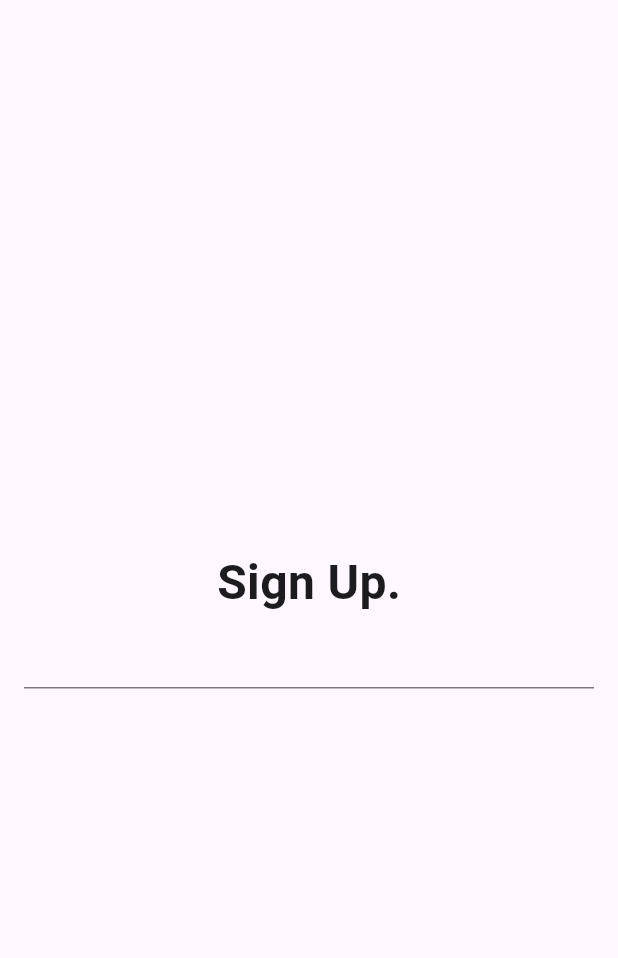
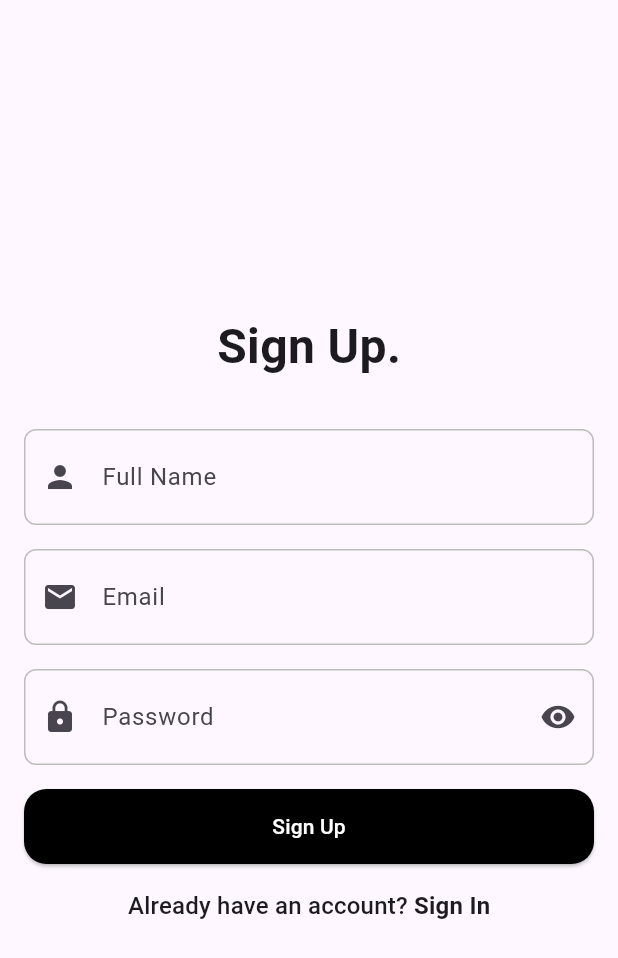
Before and after one commit to thq5601/Task-app, a Flutter app: the screen it shows after launch, on a phone screen of 412 x 824 dp. Shown: the top 958 px of the screen. Run offline on Flutter 3.47's test engine with Material 3 defaults, Android fonts, the phone set to English and light mode, and no system bars.

Commit message:
Add signup page with form validation and reusable components

```diff
--- a/frontend/lib/features/auth/pages/signup_page.dart
+++ b/frontend/lib/features/auth/pages/signup_page.dart
@@ -1,4 +1,6 @@
 import 'package:flutter/material.dart';
+import 'package:frontend/widget/reusable_button.dart';
+import 'package:frontend/widget/reusable_textform.dart';
 
 class SignupPage extends StatefulWidget {
   const SignupPage({super.key});
@@ -11,6 +13,15 @@ class _SignupPageState extends State<SignupPage> {
   final emailController = TextEditingController();
   final passwordController = TextEditingController();
   final nameController = TextEditingController();
+
+  final _formKey = GlobalKey<FormState>();
+
+  void _submitForm() {
+    if (_formKey.currentState!.validate()) {
+      //
+    }
+    ;
+  }
 
   @override
   void dispose() {
@@ -26,6 +37,8 @@ class _SignupPageState extends State<SignupPage> {
       body: Center(
         child: Padding(
           padding: const EdgeInsets.symmetric(horizontal: 16),
+          child: Form(
+            key: _formKey,
             child: Column(
               mainAxisAlignment: MainAxisAlignment.center,
               children: [
@@ -33,8 +46,107 @@ class _SignupPageState extends State<SignupPage> {
                   'Sign Up.',
                   style: TextStyle(fontSize: 32, fontWeight: FontWeight.bold),
                 ),
-              TextFormField()
+                SizedBox(height: 32),
+
+                // Name field
+                ReusableTextForm(
+                  hintText: 'Full Name',
+                  controller: nameController,
+                  prefixIcon: Icons.person,
+                  validator: (value) {
+                    if (value == null || value.isEmpty) {
+                      return 'Full name is required';
+                    }
+                    return null;
+                  },
+                ),
+                SizedBox(height: 16),
+
+                // Email field
+                ReusableTextForm(
+                  hintText: 'Email',
+                  controller: emailController,
+                  prefixIcon: Icons.email,
+                  validator: (value) {
+                    if (value == null || value.isEmpty) {
+                      return 'Please enter your email address';
+                    }
+
+                    String emailPattern =
+                        r'^[a-zA-Z0-9._%+-]+@[a-zA-Z0-9.-]+\.[a-zA-Z]{2,}$';
+                    RegExp regExp = RegExp(emailPattern);
+
+                    if (!regExp.hasMatch(value)) {
+                      return 'Please enter a valid email address';
+                    }
+
+                    return null;
+                  },
+                ),
+                SizedBox(height: 16),
+                ReusableTextForm(
+                  hintText: 'Password',
+                  controller: passwordController,
+                  isPassword: true,
+                  prefixIcon: Icons.lock,
+                  validator: (value) {
+                    if (value == null || value.isEmpty) {
+                      return 'Password is required';
+                    }
+
+                    if (value.length < 8) {
+                      return 'Password must be at least 8 characters long';
+                    }
+
+                    if (value.length > 32) {
+                      return 'Password must be less than 32 characters';
+                    }
+
+                    // Check for at least one uppercase letter
+                    if (!RegExp(r'[A-Z]').hasMatch(value)) {
+                      return 'Password must contain at least one uppercase letter';
+                    }
+
+                    // Check for at least one lowercase letter
+                    if (!RegExp(r'[a-z]').hasMatch(value)) {
+                      return 'Password must contain at least one lowercase letter';
+                    }
+
+                    // Check for at least one digit
+                    if (!RegExp(r'[0-9]').hasMatch(value)) {
+                      return 'Password must contain at least one number';
+                    }
+
+                    // Check for at least one special character
+                    if (!RegExp(r'[!@#$%^&*(),.?":{}|<>]').hasMatch(value)) {
+                      return 'Password must contain at least one special character';
+                    }
+
+                    return null;
+                  },
+                ),
+
+                SizedBox(height: 16),
+                ReusableButton(
+                  text: 'Sign Up',
+                  backgroundColor: Colors.black,
+                  onPressed: _submitForm,
+                ),
+                SizedBox(height: 16),
+                RichText(
+                  text: TextSpan(
+                    style: Theme.of(context).textTheme.titleMedium,
+                    text: 'Already have an account? ',
+                    children: [
+                      TextSpan(
+                        text: 'Sign In',
+                        style: TextStyle(fontWeight: FontWeight.bold),
+                      ),
                     ],
+                  ),
+                ),
+              ],
+            ),
           ),
         ),
       ),
--- /dev/null
+++ b/frontend/lib/widget/reusable_button.dart
@@ -0,0 +1,31 @@
+import 'package:flutter/material.dart';
+
+class ReusableButton extends StatelessWidget {
+  final String text;
+  final VoidCallback? onPressed;
+  final Color backgroundColor;
+  final bool isLoading;
+  final bool isEnable;
+
+  const ReusableButton({
+    super.key,
+    required this.text,
+    this.onPressed,
+    required this.backgroundColor,
+    this.isLoading = false,
+    this.isEnable = true,
+  });
+
+  @override
+  Widget build(BuildContext context) {
+    return ElevatedButton(
+      onPressed: onPressed,
+      style: ElevatedButton.styleFrom(
+        backgroundColor: backgroundColor,
+        minimumSize: const Size(double.infinity, 50),
+        shape: RoundedRectangleBorder(borderRadius: BorderRadius.circular(15)),
+      ),
+      child: Text(text, style: TextStyle(color: Colors.white)),
+    );
+  }
+}
--- /dev/null
+++ b/frontend/lib/widget/reusable_textform.dart
@@ -0,0 +1,84 @@
+import 'package:flutter/material.dart';
+
+class ReusableTextForm extends StatefulWidget {
+  final TextEditingController controller;
+  final InputDecoration? decoration;
+  final bool isPassword;
+  final String hintText;
+  final IconData? prefixIcon;
+  final String? Function(String?)? validator;
+  final TextInputType? keyboardType;
+  final void Function(String)? onChanged;
+  final void Function(String?)? onSaved;
+  final bool enabled;
+
+  const ReusableTextForm({
+    super.key,
+    required this.controller,
+    this.decoration,
+    this.isPassword = false,
+    required this.hintText,
+    this.prefixIcon,
+    this.validator,
+    this.keyboardType,
+    this.onChanged,
+    this.onSaved,
+    this.enabled = true,
+  });
+
+  @override
+  State<ReusableTextForm> createState() => _ReusableTextFormState();
+}
+
+class _ReusableTextFormState extends State<ReusableTextForm> {
+  bool _obscureText = true;
+
+  @override
+  void initState() {
+    super.initState();
+    _obscureText = widget.isPassword;
+  }
+
+  @override
+  Widget build(BuildContext context) {
+    return TextFormField(
+      controller: widget.controller,
+      decoration: InputDecoration(
+        hintText: widget.hintText,
+        prefixIcon: widget.prefixIcon != null ? Icon(widget.prefixIcon) : null,
+        suffixIcon: widget.isPassword
+            ? IconButton(
+                icon: Icon(
+                  _obscureText ? Icons.visibility : Icons.visibility_off,
+                ),
+                onPressed: () {
+                  setState(() {
+                    _obscureText = !_obscureText;
+                  });
+                },
+              )
+            : null,
+        border: OutlineInputBorder(borderRadius: BorderRadius.circular(8.0)),
+        enabledBorder: OutlineInputBorder(
+          borderRadius: BorderRadius.circular(8.0),
+          borderSide: BorderSide(color: Colors.grey.shade400),
+        ),
+        focusedBorder: OutlineInputBorder(
+          borderRadius: BorderRadius.circular(8.0),
+          borderSide: const BorderSide(width: 2.0),
+        ),
+        errorBorder: OutlineInputBorder(
+          borderRadius: BorderRadius.circular(8.0),
+          borderSide: BorderSide(color: Colors.red),
+        ),
+        contentPadding: const EdgeInsets.all(20),
+      ),
+      obscureText: widget.isPassword ? _obscureText : false,
+      validator: widget.validator,
+      keyboardType: widget.keyboardType,
+      onChanged: widget.onChanged,
+      onSaved: widget.onSaved,
+      enabled: widget.enabled,
+    );
+  }
+}
```
Lines whose indentation alone changed are shown as unchanged.
